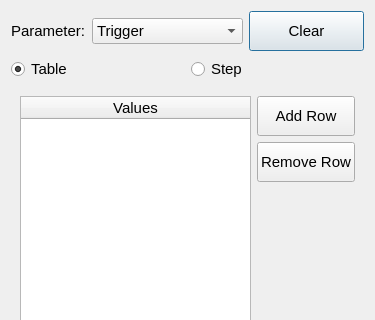
This is helmholtz/gui/ui/scanparameterdialog.ui in lnls-ima/helmholtz-coil-control as Qt 5 draws it before an edit; both pictures show x 0 to 375 and y 0 to 320 of the 375 by 488 pixel window. The edited form follows.
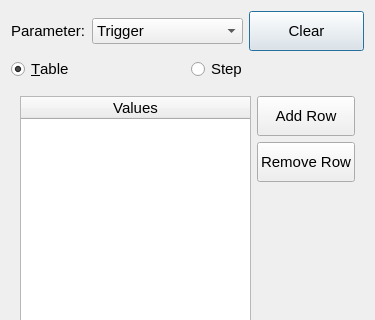
This is the edited form. Icons and pictures are not drawn.

Patch:
```diff
--- a/helmholtz/gui/ui/scanparameterdialog.ui
+++ b/helmholtz/gui/ui/scanparameterdialog.ui
@@ -100,7 +100,7 @@
      <item>
       <widget class="QRadioButton" name="rbt_table">
        <property name="text">
-        <string>Table</string>
+        <string>&amp;Table</string>
        </property>
        <property name="checked">
         <bool>true</bool>
```
Left out of the diff: 4 changed lines with no effect on the pictures.
